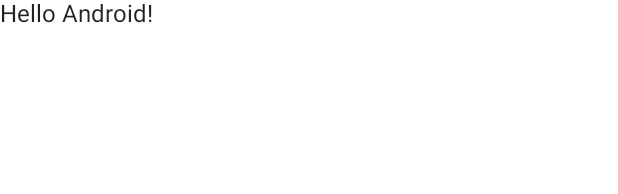
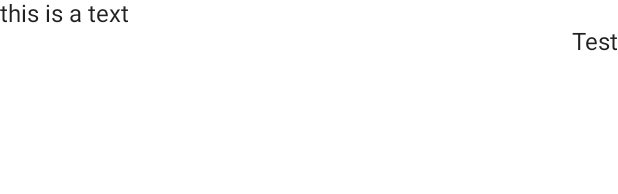
Before and after one commit to calebdan/SnipiCalculator, an Android app built with Jetpack Compose: the @Preview function DefaultPreview, on a phone screen of 412 x 824 dp. Shown: the top 194 px of the screen. Run offline under Robolectric (Android 15) with nearby library versions, the phone set to English and light mode, and no system bars.

Commit message:
Initial Commit

```diff
--- a/app/src/main/java/co/danjuma/snipicalculator/MainActivity.kt
+++ b/app/src/main/java/co/danjuma/snipicalculator/MainActivity.kt
@@ -1,15 +1,23 @@
 package co.danjuma.snipicalculator
 
 import android.os.Bundle
+import android.widget.TextView
 import androidx.activity.ComponentActivity
 import androidx.activity.compose.setContent
-import androidx.compose.foundation.layout.fillMaxSize
+import androidx.compose.foundation.background
+import androidx.compose.foundation.border
+import androidx.compose.foundation.layout.*
+import androidx.compose.material.Colors
 import androidx.compose.material.MaterialTheme
 import androidx.compose.material.Surface
 import androidx.compose.material.Text
 import androidx.compose.runtime.Composable
+import androidx.compose.ui.Alignment
 import androidx.compose.ui.Modifier
+import androidx.compose.ui.graphics.Color
+import androidx.compose.ui.modifier.modifierLocalConsumer
 import androidx.compose.ui.tooling.preview.Preview
+import androidx.compose.ui.unit.dp
 import co.danjuma.snipicalculator.ui.theme.SnipiCalculatorTheme
 
 class MainActivity : ComponentActivity() {
@@ -22,7 +30,7 @@ class MainActivity : ComponentActivity() {
                     modifier = Modifier.fillMaxSize(),
                     color = MaterialTheme.colors.background
                 ) {
-                    Greeting("Android")
+                    CalculatorScreen()
                 }
             }
         }
@@ -30,14 +38,46 @@ class MainActivity : ComponentActivity() {
 }
 
 @Composable
-fun Greeting(name: String) {
-    Text(text = "Hello $name!")
+fun CalculatorScreen() {
+    CalcUI()
+
+}
+
+@Composable
+fun CalcUI() { // this functions contains the logic for displays calculation and result activities nd
+
+    Column(
+        modifier = Modifier
+            .height(190.dp)
+            .fillMaxWidth()
+    ) {
+
+        Text(
+            text = "this is a text", modifier = Modifier.align(Alignment.Start)
+        )
+
+
+
+        Text(
+            text = "Test", modifier = Modifier.align(Alignment.End),
+        )
+
+    }
+
+
+
+    GridButtons()
+}
+
+@Composable
+fun GridButtons() {
+
 }
 
 @Preview(showBackground = true)
 @Composable
 fun DefaultPreview() {
     SnipiCalculatorTheme {
-        Greeting("Android")
+        CalculatorScreen()
     }
 }
```
